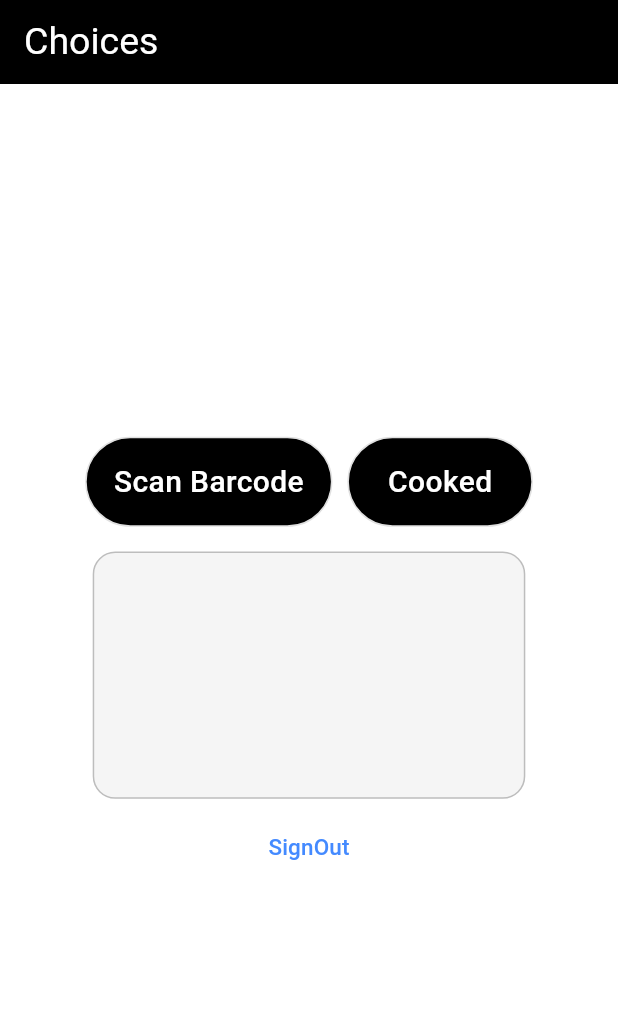
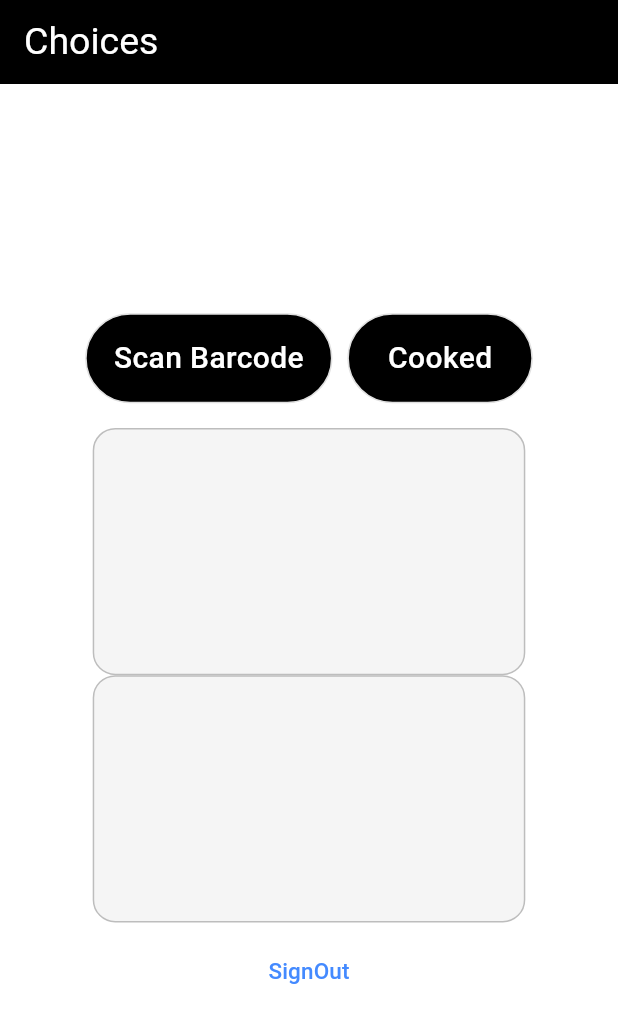
Before and after one commit to jahez07/kwye, a Flutter app: the screen it shows once a user with an empty profile is signed in, on a phone screen of 412 x 824 dp. Shown: the top 1023 px of the screen. Run offline on Flutter 3.47's test engine with Material 3 defaults, Android fonts, the phone set to English and light mode, and no system bars; our stand-ins replace firebase_auth, firebase_core, flutter_otp_text_field, get, google_fonts, image_picker and 1 more; missing offline and left inert: google_mlkit_text_recognition; accounts and stored records are empty.

Commit message:
ChoiceScreen - extractedText - OCR

```diff
--- a/lib/Screens/choices.dart
+++ b/lib/Screens/choices.dart
@@ -102,6 +102,7 @@ class _ChoicesScreenState extends State<ChoicesScreen> {
             SizedBox(
               height: size.height * 0.02,
             ),
+            // A P I  D A T A
             Container(
               width: size.width * 0.7,
               height: size.height * 0.2,
@@ -113,6 +114,20 @@ class _ChoicesScreenState extends State<ChoicesScreen> {
               padding: const EdgeInsets.all(10),
               child: SingleChildScrollView(
                 child: Center(child: Text(apiData)),
+              ),
+            ),
+            // O C R  O U T P U T
+            Container(
+              width: size.width * 0.7,
+              height: size.height * 0.2,
+              decoration: BoxDecoration(
+                color: Colors.grey.shade100,
+                border: Border.all(width: 1, color: Colors.grey.shade400),
+                borderRadius: BorderRadius.circular(15),
+              ),
+              padding: const EdgeInsets.all(10),
+              child: SingleChildScrollView(
+                child: Center(child: Text(_extractedText)),
               ),
             ),
             SizedBox(
```
